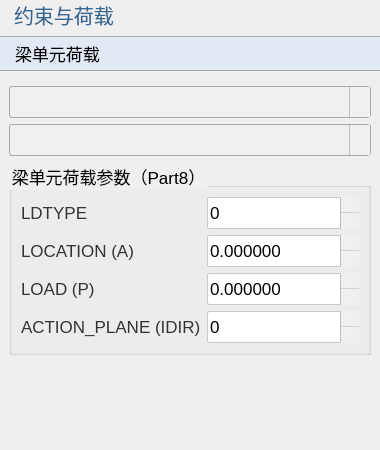
asd977/base_cae, file plugins/Base_PhysicalField/BeamLoadPage.ui: the form before one commit.
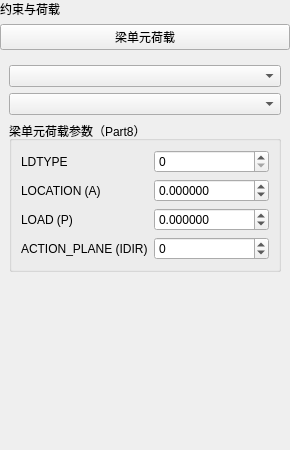
The form after the commit. Icons and pictures are not drawn.

Commit message: fix(ui): place verticalSpacer at page root layout end

```diff
--- a/plugins/Base_PhysicalField/BeamLoadPage.ui
+++ b/plugins/Base_PhysicalField/BeamLoadPage.ui
@@ -13,104 +13,6 @@
   <property name="windowTitle">
    <string>梁单元荷载</string>
   </property>
-  <property name="styleSheet">
-   <string notr="true">QWidget{
-font-family: &quot;Microsoft YaHei&quot;, &quot;微软雅黑&quot;;
-}
-QPushButton {
-    font-size: 17px;
-    min-height: 32px;
-}
-QPushButton#pushButton {
-    background-color: rgb(224, 233, 244);
-    border-width: 1px;
-    border-color: rgb(121, 121, 121);
-    border-style: solid;
-    min-height: 33px;
-    border-top: 1px solid rgb(169, 169, 169);
-    border-bottom: 1px solid rgb(169, 169, 169);
-    border-left: none;
-    border-right: none;
-    text-align: left;
-    padding-left: 15px;
-    font-size: 17px;
-}
-QLabel {
-    font-size: 17px;
-    color: rgb(51, 51, 51);
-}
-QLabel#pageNameLabel {
-    font-size: 20px;
-    padding-left: 9px;
-    color: rgb(53, 103, 147);
-}
-QLineEdit, QTextEdit, QPlainTextEdit, QSpinBox, QDoubleSpinBox, QDateTimeEdit {
-    border: 1px solid rgb(200, 200, 200);
-    border-radius: 2px;
-    font-size: 17px;
-    min-height: 30px;
-}
-QLineEdit:focus, QTextEdit:focus, QPlainTextEdit:focus,
-QSpinBox:focus, QDoubleSpinBox:focus, QDateTimeEdit:focus {
-    border-color: rgb(100, 100, 255);
-    outline: none;
-}
-QComboBox {
-    font-size: 17px;
-    color: rgb(51, 51, 51);
-    padding-left: 6px;
-    background: rgb(240, 240, 240);
-    border: 1px solid rgb(169, 169, 169);
-    border-radius: 3px;
-    min-height: 30px;
-}
-QComboBox::drop-down {
-    subcontrol-origin: padding;
-    subcontrol-position: top right;
-    width: 20px;
-    background: rgb(240, 240, 240);
-    border-left: 1px solid rgb(190, 190, 190);
-}
-QComboBox::down-arrow {
-    image: url(:/resources/arrow_down_drawn.svg);
-    width: 12px;
-    height: 12px;
-}
-QSpinBox::up-button, QDoubleSpinBox::up-button {
-    subcontrol-origin: border;
-    subcontrol-position: top right;
-    width: 18px;
-    border-left: 1px solid rgb(190, 190, 190);
-    border-bottom: 1px solid rgb(210, 210, 210);
-    background: rgb(240, 240, 240);
-}
-QSpinBox::down-button, QDoubleSpinBox::down-button {
-    subcontrol-origin: border;
-    subcontrol-position: bottom right;
-    width: 18px;
-    border-left: 1px solid rgb(190, 190, 190);
-    background: rgb(240, 240, 240);
-}
-QSpinBox::up-arrow, QDoubleSpinBox::up-arrow {
-    image: url(:/resources/arrow_up_drawn.svg);
-    width: 10px;
-    height: 10px;
-}
-QSpinBox::down-arrow, QDoubleSpinBox::down-arrow {
-    image: url(:/resources/arrow_down_drawn.svg);
-    width: 10px;
-    height: 10px;
-}
-QRadioButton, QCheckBox, QGroupBox {
-    font-size: 17px;
-}
-QTableWidget, QTreeWidget, QListWidget {
-    font-size: 16px;
-    gridline-color: rgb(210, 210, 210);
-}
-
-</string>
-  </property>
   <layout class="QVBoxLayout" name="verticalLayout">
    <property name="leftMargin">
     <number>0</number>
```
Left out of the diff: 10 changed lines with no effect on the pictures. The commit also changes 45 other files.
